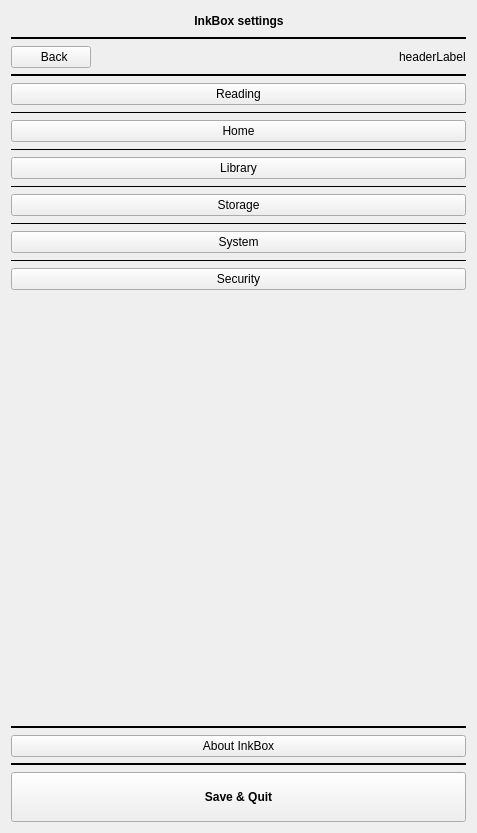
Qt form src/settings/settings.ui (Quill-OS/quill) before a commit.
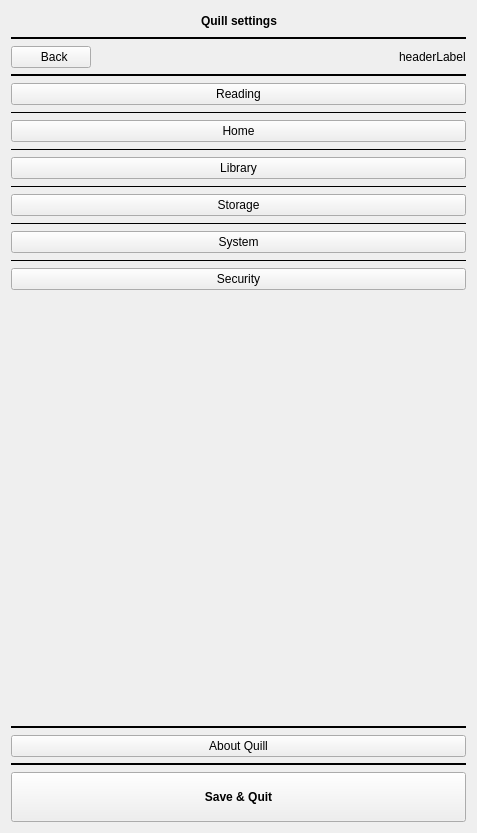
The same form after that commit. Icons and pictures are not drawn.

Diff of the .ui file:
```diff
--- a/src/settings/settings.ui
+++ b/src/settings/settings.ui
@@ -68,7 +68,7 @@
           </font>
          </property>
          <property name="text">
-          <string>InkBox settings</string>
+          <string>Quill settings</string>
          </property>
          <property name="alignment">
           <set>Qt::AlignCenter</set>
@@ -342,7 +342,7 @@
          <item>
           <widget class="QPushButton" name="aboutBtn">
            <property name="text">
-            <string>About InkBox</string>
+            <string>About Quill</string>
            </property>
           </widget>
          </item>
```
Left out of the diff: 4 changed lines with no effect on the pictures.
